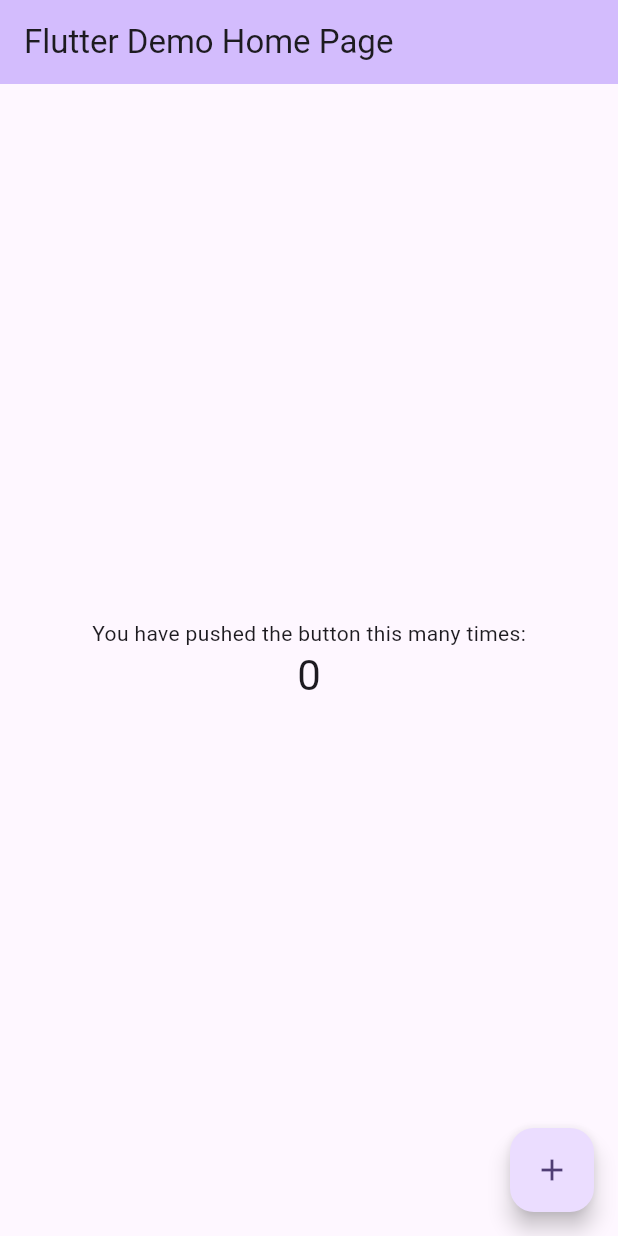
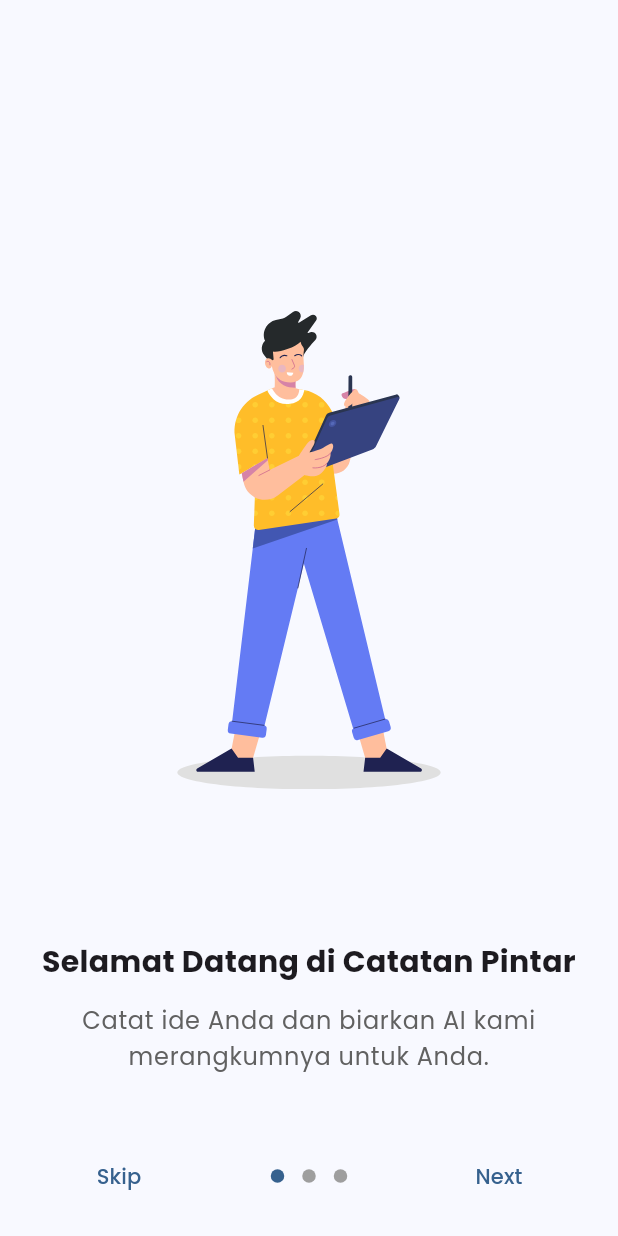
Before and after one commit to putrafiqi/catatan_pintar, a Flutter app: the screen it shows after launch, on a phone screen of 412 x 824 dp. Run offline on Flutter 3.47's test engine with Material 3 defaults, Android fonts, the light colour scheme and no system bars; drawn by our look-alikes of introduction_screen; our stand-ins replace equatable, flutter_bloc, flutter_svg, google_fonts, shared_preferences.

Commit message:
adding onboarding and functionality

```diff
--- /dev/null
+++ b/devtools_options.yaml
@@ -0,0 +1,4 @@
+description: This file stores settings for Dart & Flutter DevTools.
+documentation: https://docs.flutter.dev/tools/devtools/extensions#configure-extension-enablement-states
+extensions:
+  - shared_preferences: true
--- /dev/null
+++ b/lib/dashboard/dashboard.dart
@@ -0,0 +1 @@
+export 'views/views.dart';
--- /dev/null
+++ b/lib/dashboard/views/dashboard_screen.dart
@@ -0,0 +1,15 @@
+import 'package:flutter/material.dart';
+
+class DashboardScreen extends StatelessWidget {
+  const DashboardScreen({super.key});
+
+  @override
+  Widget build(BuildContext context) {
+    return Scaffold(
+      appBar: AppBar(
+        actions: [IconButton(onPressed: () {}, icon: Icon(Icons.settings))],
+      ),
+      body: Center(child: Text('Dashboard Screen')),
+    );
+  }
+}
--- /dev/null
+++ b/lib/dashboard/views/views.dart
@@ -0,0 +1 @@
+export 'dashboard_screen.dart';
--- a/lib/main.dart
+++ b/lib/main.dart
@@ -1,67 +1,51 @@
+import 'package:catatan_pintar/dashboard/dashboard.dart';
+import 'package:catatan_pintar/onboarding/onboarding.dart';
 import 'package:flutter/material.dart';
+import 'package:flutter_bloc/flutter_bloc.dart';
+import 'package:google_fonts/google_fonts.dart';
+import 'package:shared_preferences/shared_preferences.dart';
 
 void main() async {
-  runApp(const MyApp());
+  WidgetsFlutterBinding.ensureInitialized();
+  final pref = await SharedPreferences.getInstance();
+  runApp(App(pref: pref));
 }
 
-class MyApp extends StatelessWidget {
-  const MyApp({super.key});
+class App extends StatelessWidget {
+  const App({super.key, required this.pref});
+
+  final SharedPreferences pref;
 
   @override
   Widget build(BuildContext context) {
     return MaterialApp(
-      title: 'Flutter Demo',
+      debugShowCheckedModeBanner: false,
+      title: 'Catatan Pintar',
       theme: ThemeData(
-        colorScheme: ColorScheme.fromSeed(seedColor: Colors.deepPurple),
+        colorScheme: ColorScheme.fromSeed(seedColor: Colors.blue),
+        textTheme: GoogleFonts.poppinsTextTheme(),
       ),
-      home: const MyHomePage(title: 'Flutter Demo Home Page'),
+      home: BlocProvider(
+        create: (context) => OnboardingCubit(pref),
+        lazy: false,
+        child: const AppView(),
+      ),
     );
   }
 }
 
-class MyHomePage extends StatefulWidget {
-  const MyHomePage({super.key, required this.title});
-
-  final String title;
-
-  @override
-  State<MyHomePage> createState() => _MyHomePageState();
-}
-
-class _MyHomePageState extends State<MyHomePage> {
-  int _counter = 0;
-
-  void _incrementCounter() {
-    setState(() {
-      _counter++;
-    });
-  }
+class AppView extends StatelessWidget {
+  const AppView({super.key});
 
   @override
   Widget build(BuildContext context) {
-    return Scaffold(
-      appBar: AppBar(
-        backgroundColor: Theme.of(context).colorScheme.inversePrimary,
-
-        title: Text(widget.title),
-      ),
-      body: Center(
-        child: Column(
-          mainAxisAlignment: MainAxisAlignment.center,
-          children: <Widget>[
-            const Text('You have pushed the button this many times:'),
-            Text(
-              '$_counter',
-              style: Theme.of(context).textTheme.headlineMedium,
-            ),
-          ],
-        ),
-      ),
-      floatingActionButton: FloatingActionButton(
-        onPressed: _incrementCounter,
-        tooltip: 'Increment',
-        child: const Icon(Icons.add),
-      ),
+    return BlocBuilder<OnboardingCubit, OnboardingState>(
+      builder: (context, state) {
+        if (state.isFirstDownload) {
+          return const OnboardingScreen();
+        }
+        return const DashboardScreen();
+      },
     );
   }
 }
--- /dev/null
+++ b/lib/onboarding/cubit/onboarding_cubit.dart
@@ -0,0 +1,21 @@
+import 'package:equatable/equatable.dart';
+import 'package:flutter_bloc/flutter_bloc.dart';
+import 'package:shared_preferences/shared_preferences.dart';
+
+part 'onboarding_state.dart';
+
+class OnboardingCubit extends Cubit<OnboardingState> {
+  final _prefKey = 'isFirstDownload';
+  final SharedPreferences _pref;
+  OnboardingCubit(SharedPreferences pref)
+    : _pref = pref,
+      super(OnboardingState()) {
+    final isFirstDownload = _pref.getBool(_prefKey);
+    emit(state.copyWith(isFirstDownload: isFirstDownload));
+  }
+
+  void getStartedPressed() async {
+    await _pref.setBool(_prefKey, false);
+    emit(state.copyWith(isFirstDownload: _pref.getBool(_prefKey)));
+  }
+}
--- /dev/null
+++ b/lib/onboarding/cubit/onboarding_state.dart
@@ -0,0 +1,16 @@
+part of 'onboarding_cubit.dart';
+
+final class OnboardingState extends Equatable {
+  const OnboardingState({this.isFirstDownload = true});
+
+  final bool isFirstDownload;
+
+  OnboardingState copyWith({bool? isFirstDownload}) {
+    return OnboardingState(
+      isFirstDownload: isFirstDownload ?? this.isFirstDownload,
+    );
+  }
+
+  @override
+  List<Object> get props => [isFirstDownload];
+}
--- /dev/null
+++ b/lib/onboarding/onboarding.dart
@@ -0,0 +1,2 @@
+export 'views/views.dart';
+export 'cubit/onboarding_cubit.dart';
--- /dev/null
+++ b/lib/onboarding/views/onboarding_screen.dart
@@ -0,0 +1,72 @@
+import 'package:catatan_pintar/onboarding/onboarding.dart';
+import 'package:flutter/material.dart';
+import 'package:flutter_bloc/flutter_bloc.dart';
+import 'package:introduction_screen/introduction_screen.dart';
+import 'package:flutter_svg/flutter_svg.dart';
+
+class OnboardingScreen extends StatelessWidget {
+  const OnboardingScreen({super.key});
+
+  @override
+  Widget build(BuildContext context) {
+    return const OnBoardingView();
+  }
+}
+
+class OnBoardingView extends StatefulWidget {
+  const OnBoardingView({super.key});
+
+  @override
+  State<OnBoardingView> createState() => _OnBoardingViewState();
+}
+
+class _OnBoardingViewState extends State<OnBoardingView> {
+  final introductionKey = GlobalKey<IntroductionScreenState>();
+
+  @override
+  Widget build(BuildContext context) {
+    final textTheme = TextTheme.of(context);
+    final pageDecoration = PageDecoration(
+      imageFlex: 4,
+      imagePadding: EdgeInsets.zero,
+      titlePadding: EdgeInsets.only(bottom: 12),
+      bodyTextStyle: textTheme.bodyLarge!.copyWith(color: Colors.grey.shade700),
+    );
+    return IntroductionScreen(
+      key: introductionKey,
+      done: const Text('Get Started'),
+      onDone: () {
+        context.read<OnboardingCubit>().getStartedPressed();
+      },
+      next: const Text('Next'),
+      showSkipButton: true,
+      skip: const Text('Skip'),
+      onSkip: () {
+        introductionKey.currentState?.skipToEnd();
+      },
+
+      pages: [
+        PageViewModel(
+          image: SvgPicture.asset('assets/images/onboarding-01.svg'),
+          title: 'Selamat Datang di Catatan Pintar',
+          body: 'Catat ide Anda dan biarkan AI kami merangkumnya untuk Anda.',
+          decoration: pageDecoration,
+        ),
+        PageViewModel(
+          image: SvgPicture.asset('assets/images/onboarding-02.svg'),
+          title: 'Ringkasan Instan dengan AI',
+          body:
+              'Dapatkan intisari catatan panjang secara otomatis. AI membuat Anda tetap fokus pada yang penting.',
+          decoration: pageDecoration,
+        ),
+        PageViewModel(
+          image: SvgPicture.asset('assets/images/onboarding-03.svg'),
+          title: 'Ringkas, Cerdas, Siap!',
+          body:
+              'Dengan ringkasan cerdas dari AI, Anda akan selalu siap dan terinformasi. Tingkatkan produktivitas Anda.',
+          decoration: pageDecoration,
+        ),
+      ],
+    );
+  }
+}
--- /dev/null
+++ b/lib/onboarding/views/views.dart
@@ -0,0 +1 @@
+export 'onboarding_screen.dart';
```
Also changed, not shown: pubspec.yaml (+8 -3 lines), assets/images/logo.png (added), assets/images/onboarding-01.svg (added), assets/images/onboarding-02.svg (added), assets/images/onboarding-03.svg (added), pubspec.lock.
